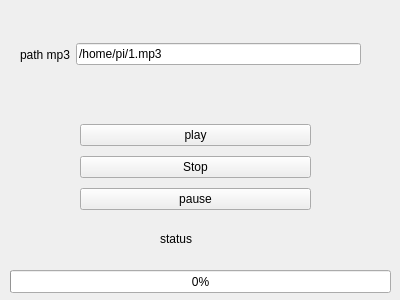
First picture: the form in mp3playerraspi/frmmp3player.ui, repository Qasemt/dev-tutorial, before the edit.
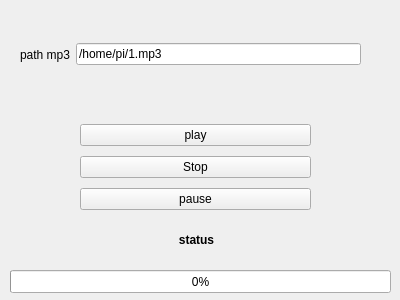
Second picture: the form after the edit.

The edit to the form file:
```diff
--- a/mp3playerraspi/frmmp3player.ui
+++ b/mp3playerraspi/frmmp3player.ui
@@ -88,15 +88,27 @@
   <widget class="QLabel" name="lblstatus">
    <property name="geometry">
     <rect>
-     <x>160</x>
+     <x>86</x>
      <y>230</y>
-     <width>67</width>
-     <height>17</height>
+     <width>221</width>
+     <height>20</height>
     </rect>
    </property>
+   <property name="font">
+    <font>
+     <weight>75</weight>
+     <bold>true</bold>
+    </font>
+   </property>
    <property name="text">
     <string>status</string>
    </property>
+   <property name="alignment">
+    <set>Qt::AlignCenter</set>
+   </property>
+   <property name="wordWrap">
+    <bool>true</bool>
+   </property>
   </widget>
  </widget>
  <resources/>
```
